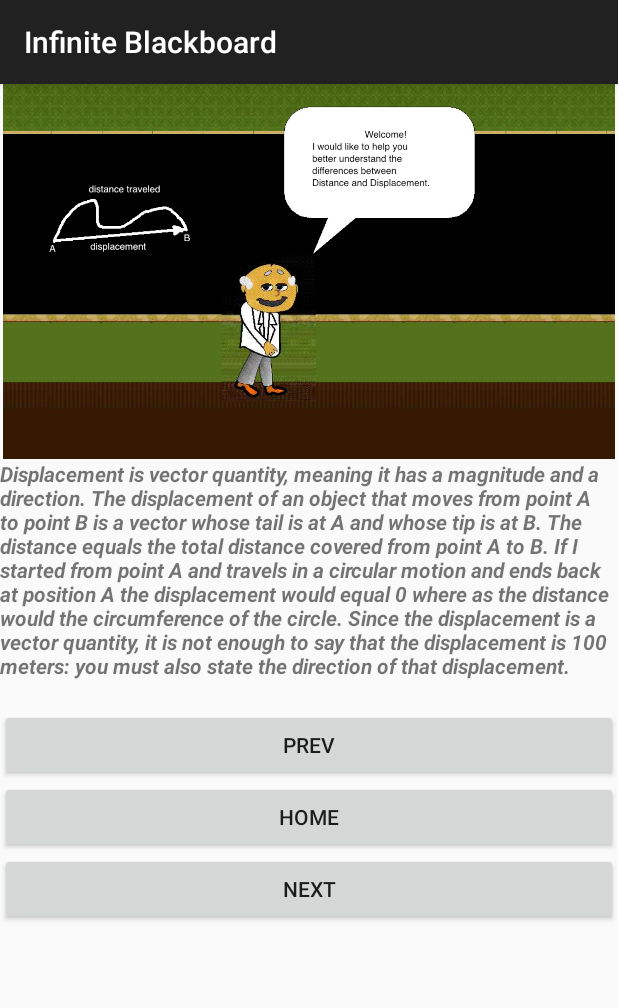
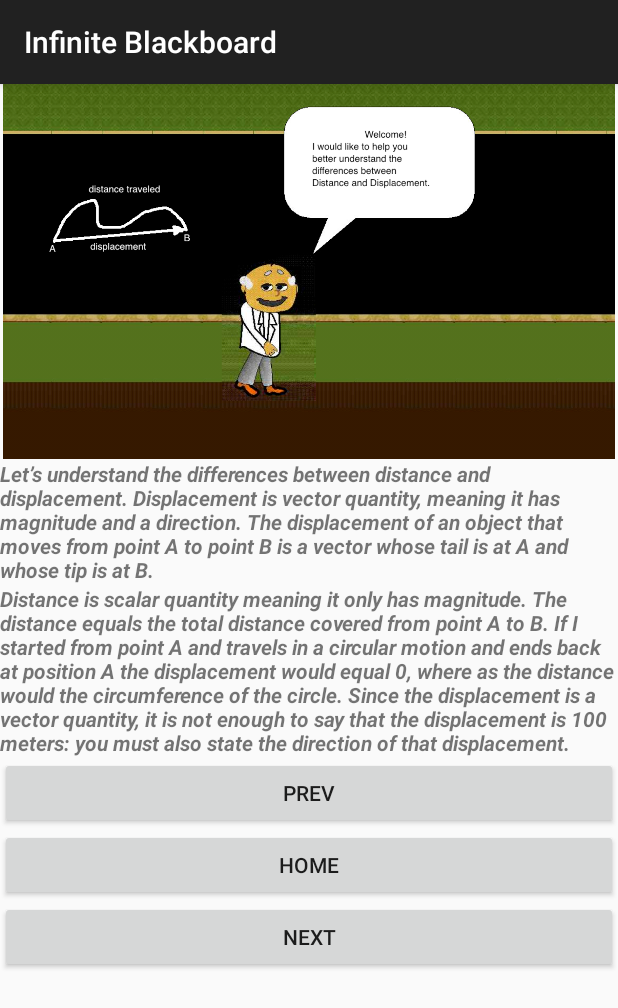
Before and after one commit to skmathew/Infinite-Blackboard, an Android app: the DisplacementActivity screen opened directly, with no data from a screen before it, on a phone screen of 412 x 824 dp. Shown: the top 1008 px of the screen. Run offline under Robolectric (Android 15) with nearby library versions, the phone set to English and light mode, and no system bars.

Commit message:
changes to home & displacement activity

```diff
--- a/app/src/main/res/layout/activity_displacement.xml
+++ b/app/src/main/res/layout/activity_displacement.xml
@@ -21,13 +21,14 @@
 
             android:layout_width="fill_parent"
             android:layout_height="wrap_content"
-
-            android:text="@string/displacement"
+            android:text="@string/displacement1"
             android:textStyle="bold|italic" />
         <TextView
 
             android:layout_width="fill_parent"
             android:layout_height="wrap_content"
+            android:text="@string/displacement2"
+            android:textStyle="bold|italic" />
 
             />
 
--- a/app/src/main/res/values/strings.xml
+++ b/app/src/main/res/values/strings.xml
@@ -19,17 +19,17 @@
     <string name="Formulas_text">Formulas</string>
     <string name="Review_text">Review</string>
 
-    <string
-        name="question"
-        >A particle is moving around in a circle and its position is given in polar coordinates as x = Rcosθ, and y = Rsinθ, where R is the radius of the circle, and θ is in radians. From these equations derive the equation for centripetal acceleration.
+    <string name="question">
+        A particle is moving around in a circle and its position is given in polar coordinates as x = Rcosθ, and y = Rsinθ, where R is the radius of the circle, and θ is in radians. From these equations derive the equation for centripetal acceleration.
     </string>
 
 
-        <string name="displacement"
-        > Displacement is vector quantity, meaning it has a magnitude and a direction.
-        The displacement of an object that moves from point A to point B is a vector whose tail is
-        at A and whose tip is at B. The distance equals the total distance covered from point A to B. If I started from         point A and travels in a circular motion and ends back at position A the displacement would equal 0 where as the        distance would the circumference of the circle.  Since the displacement is a vector quantity, it is not enough          to say that the displacement is 100 meters: you must also state the direction of that displacement.
+        <string name="displacement1">
+        Let’s understand the differences between distance and displacement. Displacement is vector quantity, meaning it has magnitude and a direction. The displacement of an object that moves from point A to point B is a vector whose tail is at A and whose tip is at B.
+        </string>
 
+    <string name="displacement2">
+            Distance is scalar quantity meaning it only has magnitude. The distance equals the total distance covered from point A to B. If I started from point A and travels in a circular motion and ends back at position A the displacement would equal 0, where as the distance would the circumference of the circle.  Since the displacement is a vector quantity, it is not enough to say that the displacement is 100 meters: you must also state the direction of that displacement.
         </string>
 
 
```
Also changed, not shown: app/src/main/res/drawable/homepage.jpg, app/src/main/res/drawable/homepagea.jpg (added).
